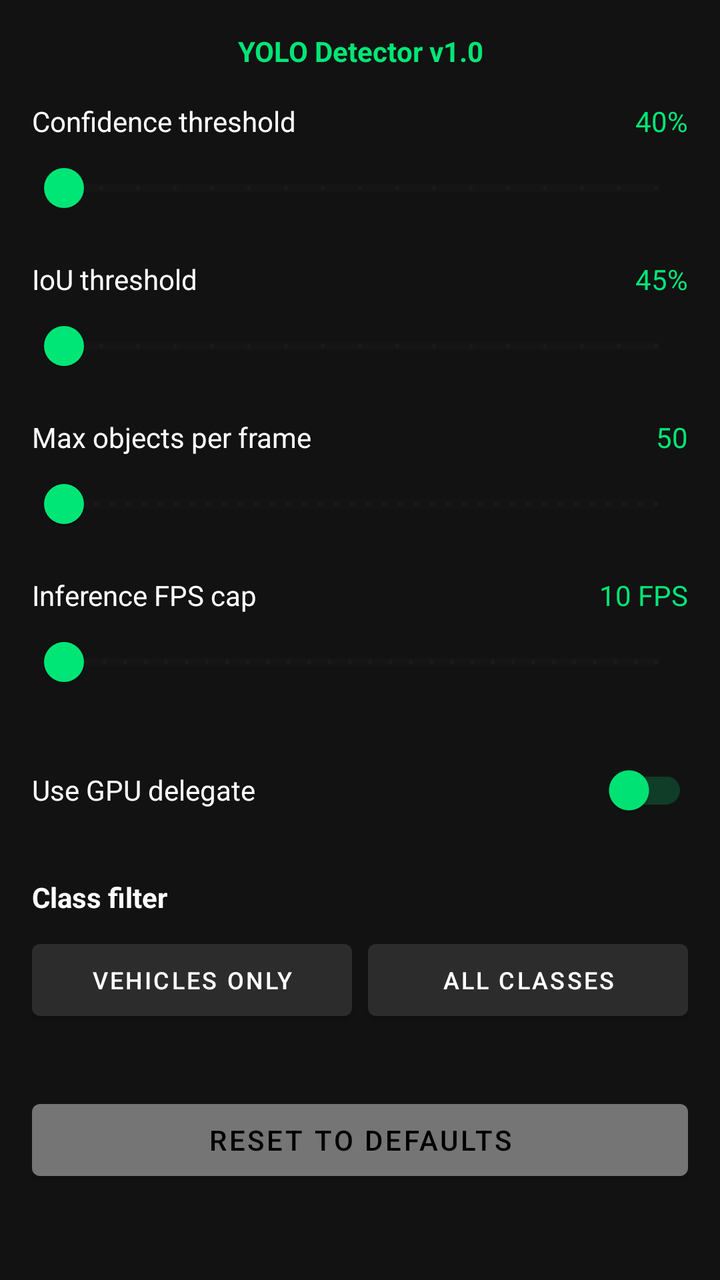
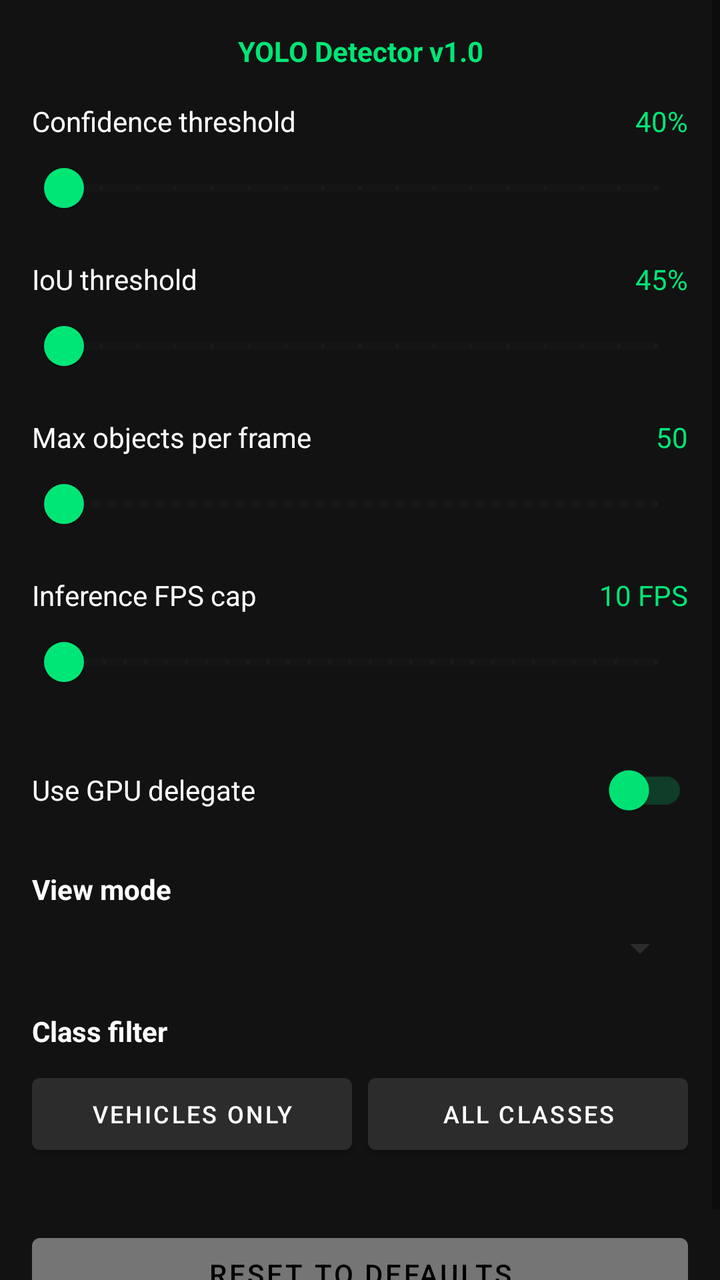

Compare the two renders of this Android layout. The source of the first and the diff that turns it into the second are given below.
<!-- AndroidManifest.xml: application theme Theme.YoloDetector -->
<!-- res/layout/fragment_settings.xml -->
<?xml version="1.0" encoding="utf-8"?>
<ScrollView xmlns:android="http://schemas.android.com/apk/res/android"
    xmlns:app="http://schemas.android.com/apk/res-auto"
    android:layout_width="match_parent"
    android:layout_height="match_parent"
    android:background="#121212"
    android:clipToPadding="false"
    android:fillViewport="true"
    android:fitsSystemWindows="true">

    <LinearLayout
        android:layout_width="match_parent"
        android:layout_height="wrap_content"
        android:orientation="vertical"
        android:padding="16dp">

        
        <TextView
            android:id="@+id/tvAppVersion"
            android:layout_width="match_parent"
            android:layout_height="wrap_content"
            android:layout_marginBottom="16dp"
            android:gravity="center"
            android:text="YOLO Detector v1.0"
            android:textColor="#00E676"
            android:textSize="14sp"
            android:textStyle="bold" />

        
        <LinearLayout
            android:layout_width="match_parent"
            android:layout_height="wrap_content"
            android:orientation="horizontal">
            <TextView
                android:layout_width="0dp"
                android:layout_height="wrap_content"
                android:layout_weight="1"
                android:text="@string/settings_conf_threshold"
                android:textColor="#FFFFFF" />
            <TextView
                android:id="@+id/tvConfValue"
                android:layout_width="wrap_content"
                android:layout_height="wrap_content"
                android:text="40%"
                android:textColor="#00E676" />
        </LinearLayout>
        <com.google.android.material.slider.Slider
            android:id="@+id/sliderConfidence"
            android:layout_width="match_parent"
            android:layout_height="wrap_content"
            android:valueFrom="0.1"
            android:valueTo="0.9"
            android:stepSize="0.05"
            app:thumbColor="#00E676"
            app:trackColorActive="#00E676" />

        
        <LinearLayout
            android:layout_width="match_parent"
            android:layout_height="wrap_content"
            android:layout_marginTop="12dp"
            android:orientation="horizontal">
            <TextView
                android:layout_width="0dp"
                android:layout_height="wrap_content"
                android:layout_weight="1"
                android:text="@string/settings_iou_threshold"
                android:textColor="#FFFFFF" />
            <TextView
                android:id="@+id/tvIouValue"
                android:layout_width="wrap_content"
                android:layout_height="wrap_content"
                android:text="45%"
                android:textColor="#00E676" />
        </LinearLayout>
        <com.google.android.material.slider.Slider
            android:id="@+id/sliderIou"
            android:layout_width="match_parent"
            android:layout_height="wrap_content"
            android:valueFrom="0.1"
            android:valueTo="0.9"
            android:stepSize="0.05"
            app:thumbColor="#00E676"
            app:trackColorActive="#00E676" />

        
        <LinearLayout
            android:layout_width="match_parent"
            android:layout_height="wrap_content"
            android:layout_marginTop="12dp"
            android:orientation="horizontal">
            <TextView
                android:layout_width="0dp"
                android:layout_height="wrap_content"
                android:layout_weight="1"
                android:text="@string/settings_max_objects"
                android:textColor="#FFFFFF" />
            <TextView
                android:id="@+id/tvMaxObjectsValue"
                android:layout_width="wrap_content"
                android:layout_height="wrap_content"
                android:text="50"
                android:textColor="#00E676" />
        </LinearLayout>
        <com.google.android.material.slider.Slider
            android:id="@+id/sliderMaxObjects"
            android:layout_width="match_parent"
            android:layout_height="wrap_content"
            android:valueFrom="1"
            android:valueTo="100"
            android:stepSize="1"
            app:thumbColor="#00E676"
            app:trackColorActive="#00E676" />

        
        <LinearLayout
            android:layout_width="match_parent"
            android:layout_height="wrap_content"
            android:layout_marginTop="12dp"
            android:orientation="horizontal">
            <TextView
                android:layout_width="0dp"
                android:layout_height="wrap_content"
                android:layout_weight="1"
                android:text="@string/settings_inference_fps"
                android:textColor="#FFFFFF" />
            <TextView
                android:id="@+id/tvFpsValue"
                android:layout_width="wrap_content"
                android:layout_height="wrap_content"
                android:text="10 FPS"
                android:textColor="#00E676" />
        </LinearLayout>
        <com.google.android.material.slider.Slider
            android:id="@+id/sliderFps"
            android:layout_width="match_parent"
            android:layout_height="wrap_content"
            android:valueFrom="1"
            android:valueTo="30"
            android:stepSize="1"
            app:thumbColor="#00E676"
            app:trackColorActive="#00E676" />

        
        <com.google.android.material.switchmaterial.SwitchMaterial
            android:id="@+id/switchGpu"
            android:layout_width="match_parent"
            android:layout_height="wrap_content"
            android:layout_marginTop="16dp"
            android:text="@string/settings_gpu_delegate"
            android:textColor="#FFFFFF"
            app:thumbTint="#00E676"
            app:trackTint="#3300E676" />

        
        <TextView
            android:layout_width="match_parent"
            android:layout_height="wrap_content"
            android:layout_marginTop="20dp"
            android:text="@string/settings_class_filter"
            android:textColor="#FFFFFF"
            android:textStyle="bold" />

        <LinearLayout
            android:layout_width="match_parent"
            android:layout_height="wrap_content"
            android:layout_marginTop="8dp"
            android:orientation="horizontal">
            <Button
                android:id="@+id/btnSelectVehiclesOnly"
                android:layout_width="0dp"
                android:layout_height="wrap_content"
                android:layout_weight="1"
                android:layout_marginEnd="4dp"
                android:text="Vehicles Only"
                android:textSize="12sp"
                app:backgroundTint="#2C2C2C" />
            <Button
                android:id="@+id/btnSelectAllClasses"
                android:layout_width="0dp"
                android:layout_height="wrap_content"
                android:layout_weight="1"
                android:layout_marginStart="4dp"
                android:text="All Classes"
                android:textSize="12sp"
                app:backgroundTint="#2C2C2C" />
        </LinearLayout>

        <LinearLayout
            android:id="@+id/layoutClassFilters"
            android:layout_width="match_parent"
            android:layout_height="wrap_content"
            android:layout_marginTop="8dp"
            android:orientation="vertical" />

        <Button
            android:id="@+id/btnResetDefaults"
            android:layout_width="match_parent"
            android:layout_height="wrap_content"
            android:layout_marginTop="24dp"
            android:text="@string/settings_reset"
            android:textColor="#000000"
            app:backgroundTint="#757575" />

    </LinearLayout>

</ScrollView>
<!-- resources referenced by this layout -->
<resources>
  <string name="settings_class_filter">Class filter</string>
  <string name="settings_conf_threshold">Confidence threshold</string>
  <string name="settings_gpu_delegate">Use GPU delegate</string>
  <string name="settings_inference_fps">Inference FPS cap</string>
  <string name="settings_iou_threshold">IoU threshold</string>
  <string name="settings_max_objects">Max objects per frame</string>
  <string name="settings_reset">Reset to defaults</string>
  <style name="Theme.YoloDetector" parent="Theme.MaterialComponents.DayNight.NoActionBar">
          <item name="colorPrimary">#212121</item>
          <item name="colorPrimaryVariant">#000000</item>
          <item name="colorOnPrimary">#FFFFFF</item>
          <item name="colorSecondary">#00E676</item>
          <item name="colorSecondaryVariant">#00B248</item>
          <item name="colorOnSecondary">#000000</item>
          <item name="android:statusBarColor">#000000</item>
          <item name="android:navigationBarColor">#121212</item>
          <item name="android:windowBackground">#000000</item>
      </style>
</resources>

<!-- the commit's change to res/layout/fragment_settings.xml (unified diff, before → after) -->
@@ -156,6 +156,22 @@
         <TextView
             android:layout_width="match_parent"
             android:layout_height="wrap_content"
+            android:layout_marginTop="16dp"
+            android:text="@string/settings_view_mode"
+            android:textColor="#FFFFFF"
+            android:textStyle="bold" />
+        <Spinner
+            android:id="@+id/spViewMode"
+            android:layout_width="match_parent"
+            android:layout_height="wrap_content"
+            android:layout_marginTop="8dp"
+            android:prompt="@string/view_mode_normal"
+            app:backgroundTint="#2C2C2C" />
+
+        
+        <TextView
+            android:layout_width="match_parent"
+            android:layout_height="wrap_content"
             android:layout_marginTop="20dp"
             android:text="@string/settings_class_filter"
             android:textColor="#FFFFFF"
<!-- resource entries referenced after the edit -->
@@ -7,6 +7,8 @@
   <string name="settings_iou_threshold">IoU threshold</string>
   <string name="settings_max_objects">Max objects per frame</string>
   <string name="settings_reset">Reset to defaults</string>
+  <string name="settings_view_mode">View mode</string>
+  <string name="view_mode_normal">Normal</string>
   <style name="Theme.YoloDetector" parent="Theme.MaterialComponents.DayNight.NoActionBar">
           <item name="colorPrimary">#212121</item>
           <item name="colorPrimaryVariant">#000000</item>
